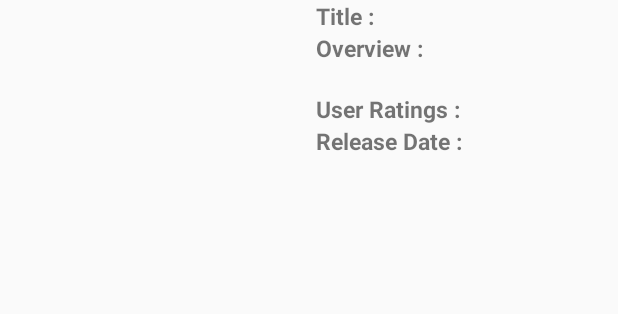
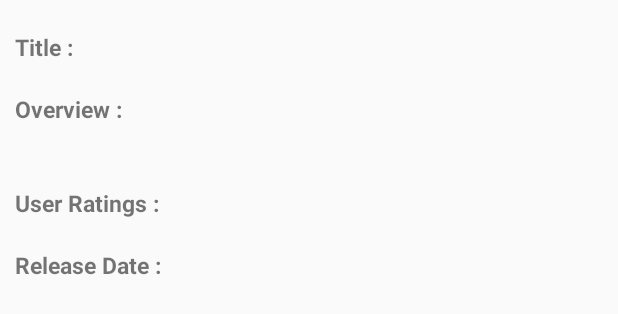
Before and after one commit to sumitasharma/PopularMovies, an Android app: the layout activity_movies_detail.xml on its own in the app's theme, with its tools: preview values and no code run, on a phone screen of 412 x 824 dp. Shown: the top 314 px of the screen. Run offline under Robolectric (Android 15) with nearby library versions, the phone set to English and light mode, and no system bars.

Commit message:
Incorporated changes based on feedback from mentor. - Spacing was removed between images. - Changed the labels - Layout of detailed view was changed.

```diff
--- a/app/build.gradle
+++ b/app/build.gradle
@@ -29,8 +29,14 @@ dependencies {
     }
     compile 'com.squareup.picasso:picasso:2.5.2'
     compile 'com.android.support:appcompat-v7:25.3.1'
+    //compile 'com.android.support:appcompat-v7:26.0.1'
+
     compile 'com.android.support.constraint:constraint-layout:1.0.0-beta4'
     testCompile 'junit:junit:4.12'
+
+    //compile 'com.android.support:recyclerview-v7:26.0.1'
+
+
     compile 'com.android.support:recyclerview-v7:25.3.1'
     compile 'com.android.support:appcompat-v7:25.3.1'
 }
--- a/app/src/main/java/com/example/android/popularmoviesstage1sumita/MoviesDetailActivity.java
+++ b/app/src/main/java/com/example/android/popularmoviesstage1sumita/MoviesDetailActivity.java
@@ -50,7 +50,7 @@ public class MoviesDetailActivity extends AppCompatActivity {
      * Make Class FetchMovies for asynchronous task of getting the Movie Details from API Key
      */
     private class FetchMovies extends AsyncTask<String, Void, MovieDetails> {
-        private Context mContext;
+        private final Context mContext;
 
         FetchMovies(Context context) {
             mContext = context;
--- a/app/src/main/res/layout/activity_main.xml
+++ b/app/src/main/res/layout/activity_main.xml
@@ -10,9 +10,7 @@
         android:id="@+id/movies_recyclerview"
         android:orientation="vertical"
         android:layout_width="match_parent"
-        android:layout_height="match_parent"
-        android:verticalSpacing="10dp"
-        android:horizontalSpacing="10dp"
-        android:padding="10dp">
+        android:layout_height="match_parent">
     </android.support.v7.widget.RecyclerView>
+
 </RelativeLayout>
--- a/app/src/main/res/layout/activity_movies_detail.xml
+++ b/app/src/main/res/layout/activity_movies_detail.xml
@@ -1,20 +1,24 @@
 <?xml version="1.0" encoding="utf-8"?>
+<ScrollView
+    xmlns:android="http://schemas.android.com/apk/res/android"
+    android:layout_width="match_parent"
+    android:layout_height="match_parent">
 <LinearLayout
     xmlns:android="http://schemas.android.com/apk/res/android"
     xmlns:tools="http://schemas.android.com/tools"
     android:layout_width="match_parent"
     android:layout_height="match_parent"
-    android:orientation="horizontal"
+    android:orientation="vertical"
     tools:context="com.example.android.popularmoviesstage1sumita.MoviesDetailActivity">
 
     <ImageView
         android:id="@+id/poster"
+        android:layout_width="wrap_content"
+        android:layout_height="wrap_content"
+        android:layout_margin="5dp"
         android:contentDescription="@string/movie_poster"
-        android:layout_width="200dp"
-        android:layout_height="200dp"
-        android:scaleType="fitXY"
-        android:layout_margin="5dp"/>
-
+        android:layout_gravity="center"
+        android:scaleType="fitXY"/>
         <LinearLayout
             android:layout_width="wrap_content"
             android:layout_height="wrap_content"
@@ -23,72 +27,80 @@
             <LinearLayout
                 android:layout_width="wrap_content"
                 android:layout_height="wrap_content"
-            android:orientation="horizontal">
+                android:orientation="horizontal"
+                android:padding="10dp">
 
                 <TextView
                     android:layout_width="wrap_content"
                     android:layout_height="wrap_content"
-                android:textStyle="bold"
+                    android:text="@string/title"
                     android:textSize="15sp"
-                android:text="@string/title"/>
+                    android:textStyle="bold"/>
 
                 <TextView
                     android:id="@+id/title"
                     android:layout_width="wrap_content"
-                android:layout_height="wrap_content"/>
+                    android:layout_height="wrap_content"
+                    android:textSize="15sp"/>
             </LinearLayout>
 
             <LinearLayout
                 android:layout_width="wrap_content"
                 android:layout_height="wrap_content"
-            android:orientation="vertical">
+                android:orientation="vertical"
+                android:padding="10dp">
 
                 <TextView
                     android:layout_width="wrap_content"
                     android:layout_height="wrap_content"
-                android:textStyle="bold"
+                    android:text="@string/overview"
                     android:textSize="15sp"
-                android:text="@string/overview"/>
+                    android:textStyle="bold"/>
 
                 <TextView
                     android:id="@+id/synopsis"
                     android:layout_width="wrap_content"
-                android:layout_height="wrap_content"/>
+                    android:layout_height="wrap_content"
+                    android:textSize="15sp"/>
             </LinearLayout>
 
             <LinearLayout
                 android:layout_width="wrap_content"
-            android:layout_height="match_parent">
+                android:layout_height="match_parent"
+                android:padding="10dp">
 
                 <TextView
                     android:layout_width="wrap_content"
                     android:layout_height="wrap_content"
-                android:textStyle="bold"
+                    android:text="@string/user_ratings"
                     android:textSize="15sp"
-                android:text="@string/user_ratings"/>
+                    android:textStyle="bold"/>
 
                 <TextView
                     android:id="@+id/user_rating"
                     android:layout_width="wrap_content"
-                android:layout_height="wrap_content"/>
+                    android:layout_height="wrap_content"
+                    android:textSize="15sp"/>
             </LinearLayout>
 
             <LinearLayout
                 android:layout_width="wrap_content"
-            android:layout_height="wrap_content">
+                android:layout_height="wrap_content"
+                android:padding="10dp">
 
                 <TextView
                     android:layout_width="wrap_content"
                     android:layout_height="wrap_content"
-                android:textStyle="bold"
+                    android:text="@string/release_date"
                     android:textSize="15sp"
-                android:text="@string/release_date"/>
+                    android:textStyle="bold"/>
 
                 <TextView
                     android:id="@+id/release_date"
                     android:layout_width="wrap_content"
-                android:layout_height="wrap_content"/>
+                    android:layout_height="wrap_content"
+                    android:textSize="15sp"/>
             </LinearLayout>
         </LinearLayout>
-
 </LinearLayout>
+</ScrollView>
--- a/app/src/main/res/layout/view_holder.xml
+++ b/app/src/main/res/layout/view_holder.xml
@@ -1,14 +1,14 @@
 <?xml version="1.0" encoding="utf-8"?>
 <RelativeLayout xmlns:android="http://schemas.android.com/apk/res/android"
-                android:layout_width="200dp"
+                android:layout_width="210dp"
                 android:layout_height="200dp">
 
     <ImageView
         android:id="@+id/action_image"
-        android:contentDescription="MovieImages"
+        android:contentDescription="@string/image"
         android:layout_width="match_parent"
         android:layout_height="match_parent"
         android:layout_centerInParent="true"
-        android:layout_margin="15sp"
         android:scaleType="fitXY"/>
+
 </RelativeLayout>
--- a/app/src/main/res/values/strings.xml
+++ b/app/src/main/res/values/strings.xml
@@ -1,5 +1,6 @@
 <resources>
-    <string name="app_name">PopularMoviesStage1Sumita</string>
+    <string name="screen_label">Popular Movies</string>
+    <string name="screen_label_detail">Movie Details</string>
     <string name="sort_by">Sort By</string>
     <string name="popularity">Popularity</string>
     <string name="rating">Rating</string>
--- /dev/null
+++ b/app/src/main/res/xml/backup_descriptor.xml
@@ -0,0 +1,4 @@
+<?xml version="1.0" encoding="utf-8"?>
+<full-backup-content>
+    <!-- Exclude specific shared preferences that contain GCM registration Id -->
+</full-backup-content>
```
Also changed, not shown: app/src/main/AndroidManifest.xml (+4 -3 lines), app/src/main/java/com/example/android/popularmoviesstage1sumita/MainActivity.java (+9 -7 lines), app/src/main/java/com/example/android/popularmoviesstage1sumita/utils/MoviesAdapter.java (+3 -4 lines). Lines whose indentation alone changed are shown as unchanged.
